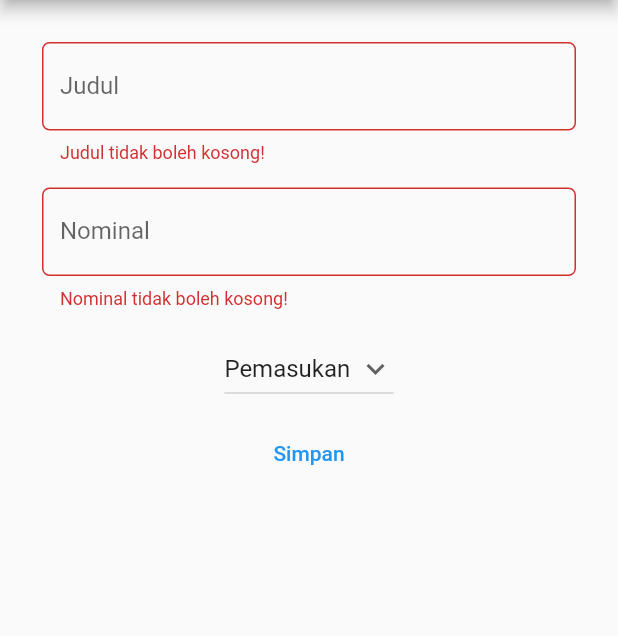
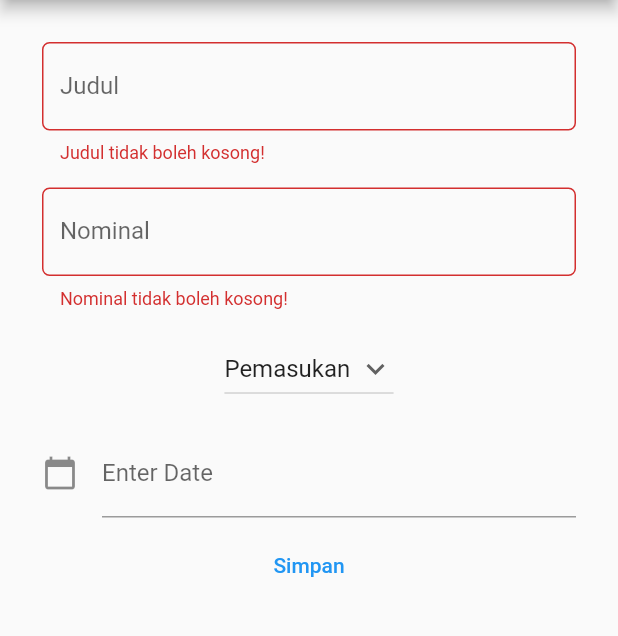
Before and after one commit to valenciusap17/pbp-flutter-lab, a Flutter app: the TambahBudgetPage screen opened directly, after a tap on "Simpan", on a phone screen of 412 x 824 dp, the part 84-720 px from its top. Run offline on Flutter 3.47's test engine with Material 2 defaults, Android fonts, the phone set to English and light mode, and no system bars; missing offline and left inert: dart:html.

Commit message:
Submitting bonus for tugas 8

```diff
--- a/counter_7/lib/dataBudget.dart
+++ b/counter_7/lib/dataBudget.dart
@@ -62,7 +62,13 @@ class _DataBudgetPageState extends State<DataBudgetPage> {
                                     iteration.kind,
                                   ),
                                 ],
-                              )
+                              ),
+                              Align(
+                                alignment: Alignment.centerLeft,
+                                child: Text(
+                                  iteration.date,
+                                ),
+                              ),
                             ],
                           )),
                     ),
--- a/counter_7/lib/globals.dart
+++ b/counter_7/lib/globals.dart
@@ -4,8 +4,9 @@ class AllDataKeeped {
   String title;
   int amount;
   String kind;
+  String date;
 
-  AllDataKeeped(this.title, this.amount, this.kind);
+  AllDataKeeped(this.title, this.amount, this.kind, this.date);
 }
 
 List<AllDataKeeped> allList = [];
--- a/counter_7/lib/tambahBudget.dart
+++ b/counter_7/lib/tambahBudget.dart
@@ -1,3 +1,5 @@
+import 'dart:html';
+import 'package:intl/intl.dart';
 import 'package:counter_7/main.dart';
 import 'package:counter_7/drawer.dart';
 import 'package:counter_7/dataBudget.dart';
@@ -17,6 +19,7 @@ class _TambahBudgetPageState extends State<TambahBudgetPage> {
   String _budgetKind = "Pemasukan";
   int _amount = 0;
   String _title = "";
+  String _date = "";
   List<String> budgetKindVariations = ['Pemasukan', 'Pengeluaran'];
   var controllerTextField = TextEditingController();
   var controllerTextFieldForNum = TextEditingController();
@@ -131,13 +134,46 @@ class _TambahBudgetPageState extends State<TambahBudgetPage> {
                     },
                   ),
                 ),
+                Padding(
+                    padding: const EdgeInsets.all(8.0),
+                    child: TextField(
+                      controller: controllerTextFieldForDate,
+                      decoration: const InputDecoration(
+                          icon: Icon(Icons.calendar_today),
+                          labelText: "Enter Date"),
+                      readOnly: true,
+                      onTap: () async {
+                        DateTime? pickedDate = await showDatePicker(
+                            context: context,
+                            initialDate: DateTime.now(),
+                            firstDate: DateTime(
+                                2000), //DateTime.now() - not to allow to choose before today.
+                            lastDate: DateTime(2101));
+                        if (pickedDate != null) {
+                          print(pickedDate);
+                          String formattedDate =
+                              DateFormat('yyyy-MM-dd').format(pickedDate);
+                          print(formattedDate);
+                          setState(() {
+                            _date =
+                                formattedDate; //set output date to TextField value.
+                          });
+                        } else {
+                          print("Date is not selected");
+                        }
+                      },
+                    )),
                 Align(
                   alignment: Alignment.bottomCenter,
                   child: TextButton(
                     onPressed: () {
                       if (_formKey.currentState!.validate()) {
-                        store.allList.add(
-                            store.AllDataKeeped(_title, _amount, _budgetKind));
+                        store.allList.add(store.AllDataKeeped(
+                          _title,
+                          _amount,
+                          _budgetKind,
+                          _date,
+                        ));
                         controllerTextField.clear();
                         controllerTextFieldForNum.clear();
                         Navigator.pushReplacement(
--- a/counter_7/pubspec.yaml
+++ b/counter_7/pubspec.yaml
@@ -36,6 +36,7 @@ dependencies:
   # The following adds the Cupertino Icons font to your application.
   # Use with the CupertinoIcons class for iOS style icons.
   cupertino_icons: ^1.0.2
+  intl: ^0.17.0
 
 dev_dependencies:
   flutter_test:
@@ -89,3 +90,5 @@ flutter:
   #
   # For details regarding fonts from package dependencies,
   # see https://flutter.dev/custom-fonts/#from-packages
+flutter_localizations:
+    sdk: flutter
```
Also changed, not shown: counter_7/pubspec.lock.
